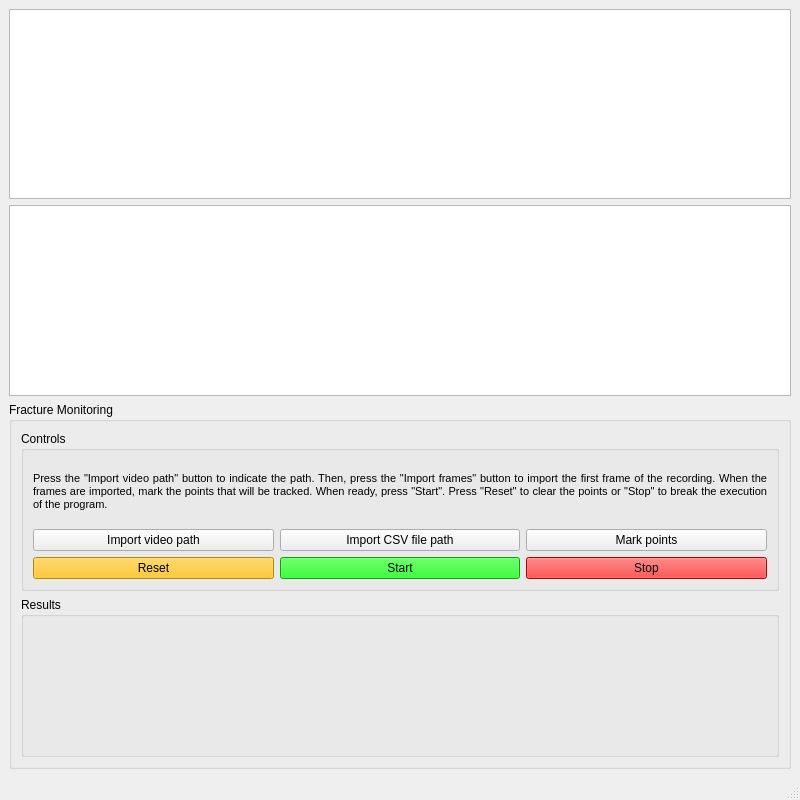
daniellechowicz/fracture-monitoring, file src/layout.ui: the form before one commit.
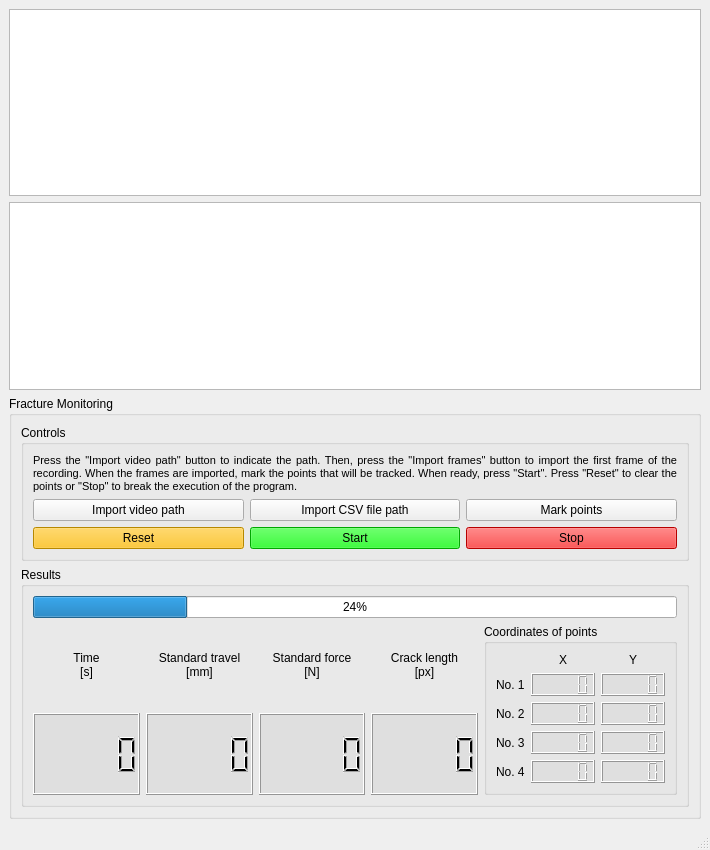
The form after the commit. Custom widgets are drawn as their Qt base class.

Patch:
```diff
--- a/src/layout.ui
+++ b/src/layout.ui
@@ -6,8 +6,8 @@
    <rect>
     <x>0</x>
     <y>0</y>
-    <width>800</width>
-    <height>800</height>
+    <width>710</width>
+    <height>850</height>
    </rect>
   </property>
   <property name="windowTitle">
@@ -40,8 +40,8 @@
       </property>
       <property name="minimumSize">
        <size>
-        <width>0</width>
-        <height>176</height>
+        <width>692</width>
+        <height>182</height>
        </size>
       </property>
      </widget>
@@ -50,8 +50,8 @@
      <widget class="QGroupBox" name="groupBox_1">
       <property name="minimumSize">
        <size>
-        <width>688</width>
-        <height>367</height>
+        <width>692</width>
+        <height>414</height>
        </size>
       </property>
       <property name="styleSheet">
@@ -160,6 +160,214 @@
          <property name="title">
           <string>Results</string>
          </property>
+         <layout class="QGridLayout" name="gridLayout_3">
+          <item row="1" column="3">
+           <widget class="QLabel" name="label_5">
+            <property name="text">
+             <string>Crack length&lt;br&gt;[px]</string>
+            </property>
+            <property name="alignment">
+             <set>Qt::AlignCenter</set>
+            </property>
+           </widget>
+          </item>
+          <item row="1" column="2">
+           <widget class="QLabel" name="label_4">
+            <property name="text">
+             <string>Standard force&lt;br&gt;[N]</string>
+            </property>
+            <property name="alignment">
+             <set>Qt::AlignCenter</set>
+            </property>
+           </widget>
+          </item>
+          <item row="2" column="2">
+           <widget class="QLCDNumber" name="lcdNumber_3">
+            <property name="styleSheet">
+             <string notr="true">background-color: rgb(223, 223, 223);</string>
+            </property>
+           </widget>
+          </item>
+          <item row="2" column="3">
+           <widget class="QLCDNumber" name="lcdNumber_4">
+            <property name="styleSheet">
+             <string notr="true">background-color: rgb(223, 223, 223);</string>
+            </property>
+           </widget>
+          </item>
+          <item row="1" column="4" rowspan="2">
+           <widget class="QGroupBox" name="groupBox">
+            <property name="title">
+             <string>Coordinates of points</string>
+            </property>
+            <layout class="QGridLayout" name="gridLayout_4">
+             <item row="4" column="1">
+              <widget class="QLCDNumber" name="p4x">
+               <property name="styleSheet">
+                <string notr="true">background-color: rgb(223, 223, 223);</string>
+               </property>
+              </widget>
+             </item>
+             <item row="4" column="2">
+              <widget class="QLCDNumber" name="p4y">
+               <property name="styleSheet">
+                <string notr="true">background-color: rgb(223, 223, 223);</string>
+               </property>
+              </widget>
+             </item>
+             <item row="1" column="1">
+              <widget class="QLCDNumber" name="p1x">
+               <property name="styleSheet">
+                <string notr="true">background-color: rgb(223, 223, 223);</string>
+               </property>
+              </widget>
+             </item>
+             <item row="2" column="0">
+              <widget class="QLabel" name="label_7">
+               <property name="text">
+                <string>No. 2</string>
+               </property>
+              </widget>
+             </item>
+             <item row="2" column="1">
+              <widget class="QLCDNumber" name="p2x">
+               <property name="styleSheet">
+                <string notr="true">background-color: rgb(223, 223, 223);</string>
+               </property>
+              </widget>
+             </item>
+             <item row="3" column="0">
+              <widget class="QLabel" name="label_8">
+               <property name="text">
+                <string>No. 3</string>
+               </property>
+              </widget>
+             </item>
+             <item row="4" column="0">
+              <widget class="QLabel" name="label_9">
+               <property name="text">
+                <string>No. 4</string>
+               </property>
+              </widget>
+             </item>
+             <item row="1" column="2">
+              <widget class="QLCDNumber" name="p1y">
+               <property name="styleSheet">
+                <string notr="true">background-color: rgb(223, 223, 223);</string>
+               </property>
+              </widget>
+             </item>
+             <item row="3" column="1">
+              <widget class="QLCDNumber" name="p3x">
+               <property name="styleSheet">
+                <string notr="true">background-color: rgb(223, 223, 223);</string>
+               </property>
+              </widget>
+             </item>
+             <item row="2" column="2">
+              <widget class="QLCDNumber" name="p2y">
+               <property name="styleSheet">
+                <string notr="true">background-color: rgb(223, 223, 223);</string>
+               </property>
+              </widget>
+             </item>
+             <item row="3" column="2">
+              <widget class="QLCDNumber" name="p3y">
+               <property name="styleSheet">
+                <string notr="true">background-color: rgb(223, 223, 223);</string>
+               </property>
+              </widget>
+             </item>
+             <item row="1" column="0">
+              <widget class="QLabel" name="label_6">
+               <property name="text">
+                <string>No. 1</string>
+               </property>
+              </widget>
+             </item>
+             <item row="0" column="1">
+              <widget class="QLabel" name="label_10">
+               <property name="text">
+                <string>X</string>
+               </property>
+               <property name="alignment">
+                <set>Qt::AlignCenter</set>
+               </property>
+              </widget>
+             </item>
+             <item row="0" column="2">
+              <widget class="QLabel" name="label_11">
+               <property name="text">
+                <string>Y</string>
+               </property>
+               <property name="alignment">
+                <set>Qt::AlignCenter</set>
+               </property>
+              </widget>
+             </item>
+            </layout>
+           </widget>
+          </item>
+          <item row="2" column="0">
+           <widget class="QLCDNumber" name="lcdNumber_1">
+            <property name="sizePolicy">
+             <sizepolicy hsizetype="Minimum" vsizetype="Minimum">
+              <horstretch>0</horstretch>
+              <verstretch>0</verstretch>
+             </sizepolicy>
+            </property>
+            <property name="styleSheet">
+             <string notr="true">background-color: rgb(223, 223, 223);</string>
+            </property>
+            <property name="smallDecimalPoint">
+             <bool>false</bool>
+            </property>
+            <property name="segmentStyle">
+             <enum>QLCDNumber::Filled</enum>
+            </property>
+           </widget>
+          </item>
+          <item row="2" column="1">
+           <widget class="QLCDNumber" name="lcdNumber_2">
+            <property name="styleSheet">
+             <string notr="true">background-color: rgb(223, 223, 223);</string>
+            </property>
+           </widget>
+          </item>
+          <item row="1" column="0">
+           <widget class="QLabel" name="label_2">
+            <property name="text">
+             <string>Time&lt;br&gt;[s]</string>
+            </property>
+            <property name="alignment">
+             <set>Qt::AlignCenter</set>
+            </property>
+           </widget>
+          </item>
+          <item row="1" column="1">
+           <widget class="QLabel" name="label_3">
+            <property name="text">
+             <string>Standard travel&lt;br&gt;[mm]</string>
+            </property>
+            <property name="alignment">
+             <set>Qt::AlignCenter</set>
+            </property>
+           </widget>
+          </item>
+          <item row="0" column="0" colspan="5">
+           <widget class="QProgressBar" name="progressBar">
+            <property name="sizePolicy">
+             <sizepolicy hsizetype="Preferred" vsizetype="Fixed">
+              <horstretch>0</horstretch>
+              <verstretch>0</verstretch>
+             </sizepolicy>
+            </property>
+            <property name="value">
+             <number>24</number>
+            </property>
+           </widget>
+          </item>
+         </layout>
         </widget>
        </item>
       </layout>
@@ -175,8 +383,8 @@
       </property>
       <property name="minimumSize">
        <size>
-        <width>0</width>
-        <height>176</height>
+        <width>692</width>
+        <height>183</height>
        </size>
       </property>
      </widget>
```
Left out of the diff: 32 changed lines with no effect on the pictures.
